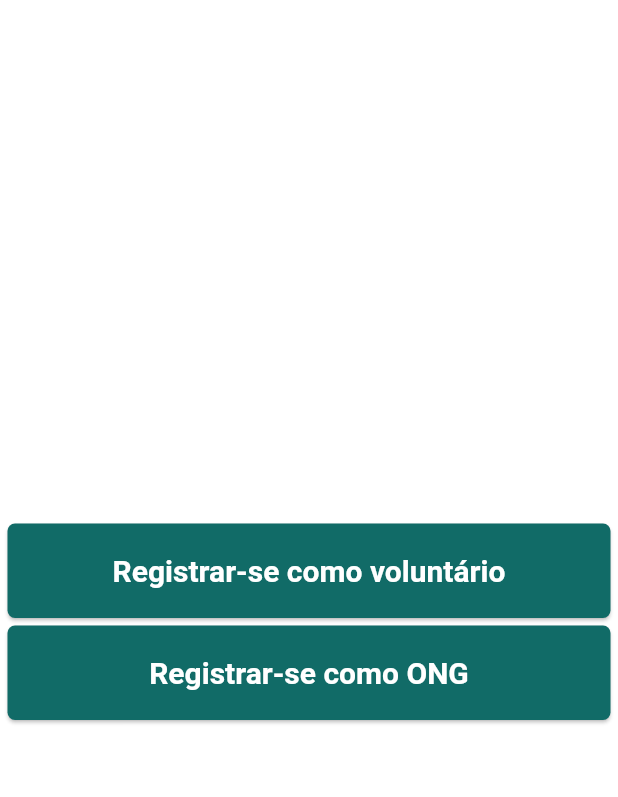
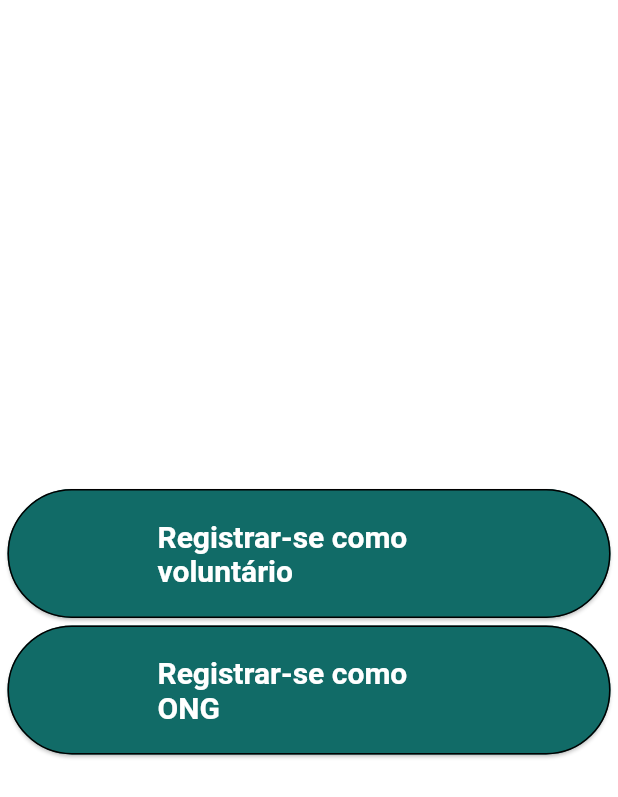
Before and after one commit to IFPI-PROJ3/wechange-mobile, a Flutter app: the screen it shows after launch, after a tap on "Cadastre-se", on a phone screen of 412 x 824 dp. Shown: the top 797 px of the screen. Run offline on Flutter 3.47's test engine with Material 2 defaults, Android fonts, the phone set to English and light mode, and no system bars; our stand-ins replace dio, flutter_secure_storage, geolocator, google_maps_flutter, shared_preferences; missing offline and left inert: map_picker, reflectable; accounts and stored records are empty; network calls fail.

Commit message:
add register options style

```diff
--- a/lib/main.dart
+++ b/lib/main.dart
@@ -9,6 +9,7 @@ import 'package:wechange_mobile/src/modules/volunteer/views/volunteer_view.dart'
 import 'package:wechange_mobile/src/styles/theme_we_change.dart';
 import 'src/modules/auth/services/auth_service.dart';
 import 'src/modules/auth/views/login_view.dart';
+
 
 void main() {
   runApp(const MyApp());
@@ -30,7 +31,7 @@ class MyApp extends StatelessWidget {
   @override
   Widget build(BuildContext context) {
     return MaterialApp(
-      title: 'We Change',
+      title: 'We Change: Uma aplicação para aqueles que mudam o mundo',
       debugShowCheckedModeBanner: false,
       theme: default_theme,
       home: FutureBuilder<UserStatus?>(
--- a/lib/src/modules/auth/views/signup_view.dart
+++ b/lib/src/modules/auth/views/signup_view.dart
@@ -27,15 +27,50 @@ class _SignUpView extends State<SignUpView> {
       color: Colors.white,
       child: Column(
         mainAxisAlignment: MainAxisAlignment.center,
-        crossAxisAlignment: CrossAxisAlignment.stretch,
+        //crossAxisAlignment: CrossAxisAlignment.stretch,
         children: [
           Container(
-            margin: const EdgeInsets.only(left: 5, right: 5, top: 5, bottom: 0),
-            child: ElevatedButton(onPressed: volunteerSignUp, child: const Text("Registrar-se como voluntário")),
+            margin: const EdgeInsets.only(
+              left: 5,
+              right: 5,
+              top: 5,
+              bottom: 0
+            ),
+            child: ElevatedButton(
+              style: ElevatedButton.styleFrom(
+                padding: const EdgeInsets.symmetric(horizontal: 100.0, vertical: 20.0),
+                shape: const StadiumBorder(),
+                shadowColor: Colors.black,
+                side: const BorderSide(
+                  width: 1.0,
+                  color: Colors.black,
+                ),
+              ),
+              onPressed: volunteerSignUp,
+              child: const Text("Registrar-se como voluntário"),
+            ),
           ),
+
           Container(
-            margin: const EdgeInsets.only(left: 5, right: 5, top: 5, bottom: 0),
-            child: ElevatedButton(onPressed: ngoSignUp, child: const Text("Registrar-se como ONG")),
+            margin: const EdgeInsets.only(
+              left: 5,
+              right: 5,
+              top: 5,
+              bottom: 0
+            ),
+            child: ElevatedButton(
+              style: ElevatedButton.styleFrom(
+                padding: const EdgeInsets.symmetric(horizontal: 100.0, vertical: 20.0),
+                shape: const StadiumBorder(),
+                shadowColor: Colors.black,
+                side: const BorderSide(
+                  width: 1.0,
+                  color: Colors.black,
+                ),
+              ),
+              onPressed: ngoSignUp,
+              child: const Text("Registrar-se como ONG")
+            ),
           ),
         ],
       ),
--- a/pubspec.yaml
+++ b/pubspec.yaml
@@ -22,6 +22,7 @@ dependencies:
   dio: ^5.2.1+1
   cupertino_icons: ^1.0.2
   map_picker: ^0.0.3
+  image_picker: ^1.0.0
 
 dev_dependencies:
   flutter_test:
```
Also changed, not shown: lib/src/modules/auth/views/login_view.dart (+6 -4 lines), pubspec.lock.
